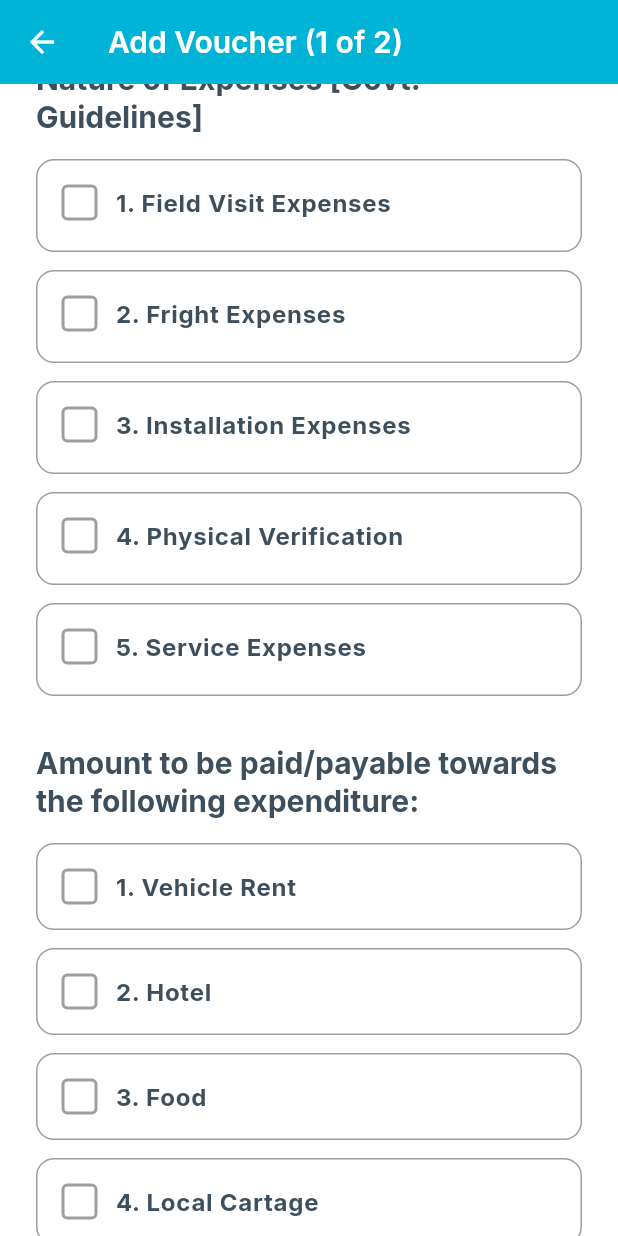
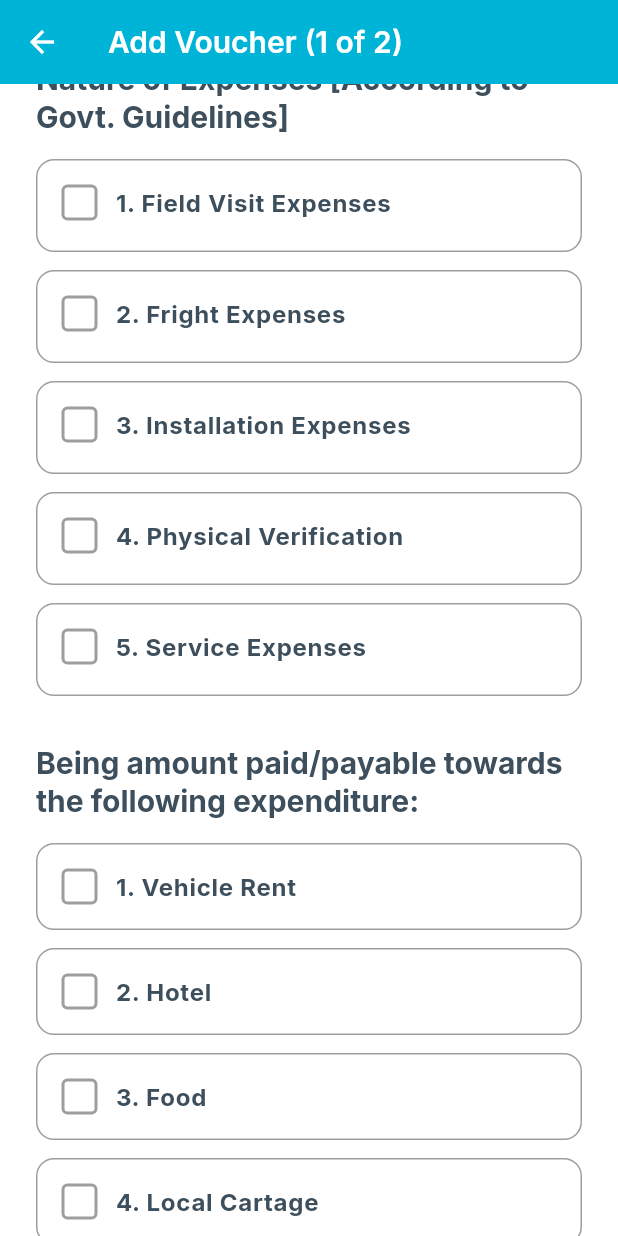
Before and after one commit to raman04-byte/dev, a Flutter app: the AddVoucherPage screen opened by its route, scrolled down 576 dp, on a phone screen of 412 x 824 dp. Run offline on Flutter 3.47's test engine with Material 3 defaults, Android fonts, the phone set to English and light mode, and no system bars; our stand-ins replace appwrite, google_fonts, share_plus, shared_preferences, signature; missing offline and left inert: syncfusion_flutter_pdf, syncfusion_flutter_pdfviewer; accounts and stored records are empty; statements that could not run were skipped.

Commit message:
Refine text labels in PDF and voucher pages for clarity and consistency

```diff
--- a/lib/core/services/pdf_service.dart
+++ b/lib/core/services/pdf_service.dart
@@ -452,7 +452,7 @@ class PdfService {
     );
 
     graphics.drawString(
-      'Nature of Expenses [Govt. Guidelines]',
+      'Nature of Expenses [According to Govt. Guidelines]',
       PdfStandardFont(PdfFontFamily.helvetica, 10, style: PdfFontStyle.bold),
       bounds: Rect.fromLTWH(15, yOffset + 3, 560, 18),
       brush: PdfBrushes.black,
@@ -768,7 +768,7 @@ class PdfService {
       bounds: Rect.fromLTWH(15, yOffset, 560, 20),
     );
     graphics.drawString(
-      'Amount to be paid/payable towards the following expenditure :-',
+      'Being amount paid/payable towards the following expenditure :-',
       PdfStandardFont(PdfFontFamily.helvetica, 9, style: PdfFontStyle.bold),
       bounds: Rect.fromLTWH(20, yOffset + 4, 400, 20),
       brush: PdfBrushes.black,
--- a/lib/features/voucher/presentation/pages/add_voucher_page.dart
+++ b/lib/features/voucher/presentation/pages/add_voucher_page.dart
@@ -737,7 +737,7 @@ class _AddVoucherPageState extends State<AddVoucherPage> {
 
                 // Nature of Expenses Section
                 Text(
-                  'Nature of Expenses [Govt. Guidelines]',
+                  'Nature of Expenses [According to Govt. Guidelines]',
                   style: Theme.of(context).textTheme.titleLarge?.copyWith(
                     color: AppColors.primaryNavy,
                     fontWeight: FontWeight.bold,
@@ -779,7 +779,7 @@ class _AddVoucherPageState extends State<AddVoucherPage> {
 
                 // Payment Expenses Section
                 Text(
-                  'Amount to be paid/payable towards the following expenditure:',
+                  'Being amount paid/payable towards the following expenditure:',
                   style: Theme.of(context).textTheme.titleLarge?.copyWith(
                     color: AppColors.primaryNavy,
                     fontWeight: FontWeight.bold,
--- a/lib/features/voucher/presentation/pages/state_vouchers_page.dart
+++ b/lib/features/voucher/presentation/pages/state_vouchers_page.dart
@@ -540,7 +540,7 @@ class _StateVouchersPageState extends State<StateVouchersPage> {
               ),
               const SizedBox(height: 16),
               Text(
-                'Amount to be Paid',
+                'Expenditure',
                 style: Theme.of(context).textTheme.titleMedium?.copyWith(
                   color: AppColors.primaryNavy,
                   fontWeight: FontWeight.bold,
```
